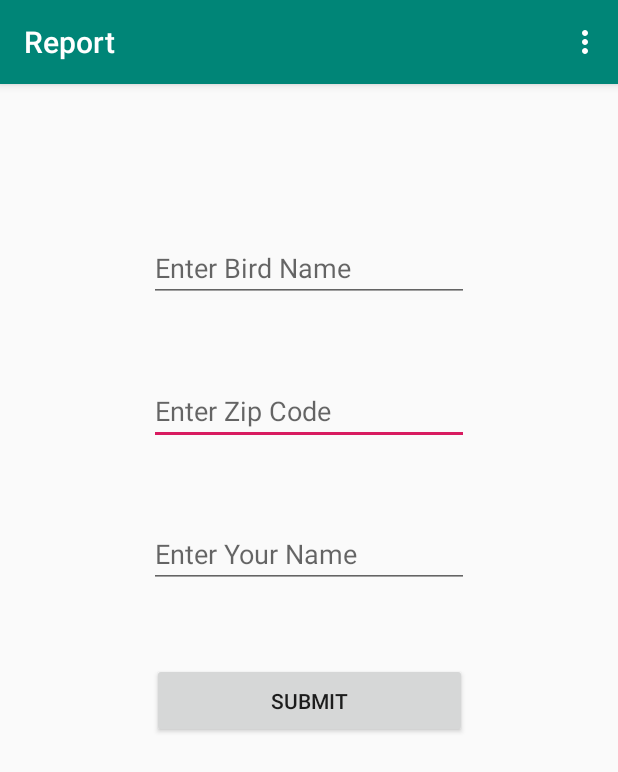
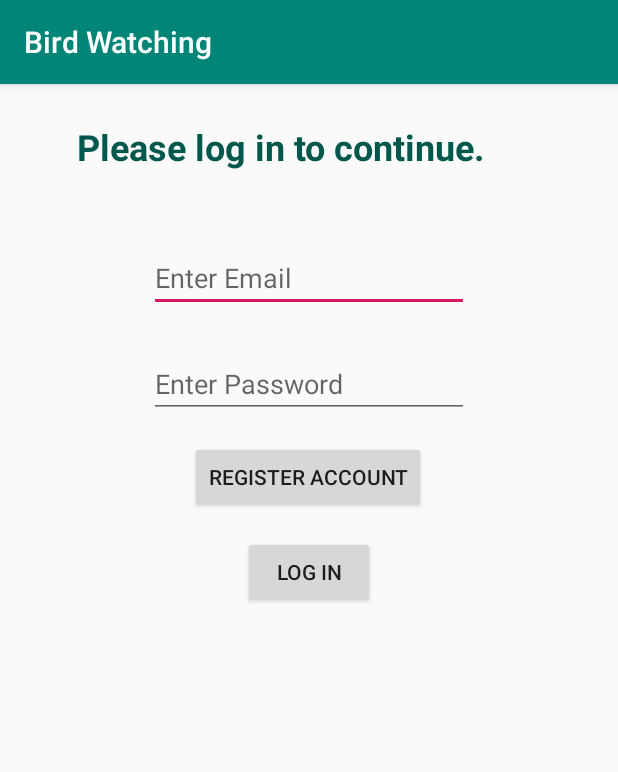
Before and after one commit to vishplease/BirdWatching, an Android app: the screen it shows after launch (MainActivity before the commit, LoginActivity after it), on a phone screen of 412 x 824 dp. Shown: the top 772 px of the screen. Run offline under Robolectric (Android 15) with nearby library versions, the phone set to English and light mode, and no system bars; our stand-ins replace Firebase (no records; nobody signed in at launch, a user with empty details on screens opened directly).

Commit message:
added login activity

```diff
--- a/app/build.gradle
+++ b/app/build.gradle
@@ -25,6 +25,7 @@ dependencies {
     implementation 'androidx.appcompat:appcompat:1.0.2'
     implementation 'androidx.constraintlayout:constraintlayout:1.1.3'
     implementation 'com.google.firebase:firebase-database:16.0.4'
+    implementation 'com.google.firebase:firebase-auth:16.0.5'
     testImplementation 'junit:junit:4.12'
     androidTestImplementation 'androidx.test:runner:1.1.1'
     androidTestImplementation 'androidx.test.espresso:espresso-core:3.1.1'
--- a/app/src/main/AndroidManifest.xml
+++ b/app/src/main/AndroidManifest.xml
@@ -9,8 +9,9 @@
         android:roundIcon="@mipmap/ic_launcher_round"
         android:supportsRtl="true"
         android:theme="@style/AppTheme">
-        <activity android:name=".Search"></activity>
-        <activity android:name=".MainActivity">
+        <activity android:name=".MainActivity"></activity>
+        <activity android:name=".Search" />
+        <activity android:name=".LoginActivity">
             <intent-filter>
                 <action android:name="android.intent.action.MAIN" />
 
--- /dev/null
+++ b/app/src/main/java/com/example/birdwatching/LoginActivity.java
@@ -0,0 +1,106 @@
+package com.example.birdwatching;
+
+import androidx.annotation.NonNull;
+import androidx.appcompat.app.AppCompatActivity;
+
+import android.content.Intent;
+import android.os.Bundle;
+import android.view.View;
+import android.widget.Button;
+import android.widget.EditText;
+import android.widget.TextView;
+import android.widget.Toast;
+
+import com.google.android.gms.tasks.OnCompleteListener;
+import com.google.android.gms.tasks.Task;
+import com.google.firebase.auth.AuthResult;
+import com.google.firebase.auth.FirebaseAuth;
+
+public class LoginActivity extends AppCompatActivity implements View.OnClickListener{
+
+    private FirebaseAuth mAuth;
+
+    TextView textViewHeadline;
+    EditText editTextEmail, editTextPassword;
+    Button buttonRegister, buttonLogIn;
+
+
+
+    @Override
+    protected void onCreate(Bundle savedInstanceState) {
+        super.onCreate(savedInstanceState);
+        setContentView(R.layout.activity_login);
+
+        textViewHeadline = findViewById(R.id.textViewHeadline);
+        editTextEmail = findViewById(R.id.editTextEmail);
+        editTextPassword = findViewById(R.id.editTextPassword);
+        buttonRegister = findViewById(R.id.buttonRegister);
+        buttonLogIn = findViewById(R.id.buttonLogIn);
+
+        buttonRegister.setOnClickListener(this);
+        buttonLogIn.setOnClickListener(this);
+
+        mAuth = FirebaseAuth.getInstance();
+
+
+
+    }
+
+    @Override
+    public void onClick(View v) {
+
+        if (v == buttonRegister){
+
+        } else if (v == buttonLogIn){
+
+        }
+
+    }
+
+    public void makeNewUsers (String email, String password ){
+        mAuth.createUserWithEmailAndPassword(email, password)
+                .addOnCompleteListener(this, new OnCompleteListener<AuthResult>() {
+                    @Override
+                    public void onComplete(@NonNull Task<AuthResult> task) {
+                        if (task.isSuccessful()) {
+                            Intent intent = new Intent(LoginActivity.this, MainActivity.class);
+                            startActivity(intent);
+                        } else {
+                            Toast.makeText(LoginActivity.this, task.getException().getMessage(), Toast.LENGTH_SHORT).show();
+                        }
+
+                    }
+                });
+
+    }
+
+
+    public void loginNewUsers (String email, String password){
+        mAuth.signInWithEmailAndPassword(email, password)
+                .addOnCompleteListener(this, new OnCompleteListener<AuthResult>() {
+                    @Override
+                    public void onComplete(@NonNull Task<AuthResult> task) {
+                        if (task.isSuccessful()) {
+                            // Take user to Upcoming Trips Activity when login is successful
+                            Intent intent = new Intent(LoginActivity.this, MainActivity.class);
+                            startActivity(intent);
+                        } else {
+                            // If sign in fails, display a message to the user.
+                            Toast.makeText(LoginActivity.this, task.getException().getMessage(), Toast.LENGTH_SHORT).show();
+                        }
+                    }
+                });
+    }
+
+    public void loginSuccess () {
+
+    }
+
+    public boolean passwordCheck() {
+        if (editTextPassword.getText().toString().length() < 6) {
+            Toast.makeText(LoginActivity.this, "Please enter a password at least 6 characters long.", Toast.LENGTH_SHORT).show();
+            return false;
+        } else return true;
+
+    }
+}
--- /dev/null
+++ b/app/src/main/res/layout/activity_login.xml
@@ -0,0 +1,67 @@
+<?xml version="1.0" encoding="utf-8"?>
+<androidx.constraintlayout.widget.ConstraintLayout xmlns:android="http://schemas.android.com/apk/res/android"
+    xmlns:app="http://schemas.android.com/apk/res-auto"
+    xmlns:tools="http://schemas.android.com/tools"
+    android:layout_width="match_parent"
+    android:layout_height="match_parent"
+    tools:context=".LoginActivity">
+
+
+    <EditText
+        android:id="@+id/editTextEmail"
+        android:layout_width="wrap_content"
+        android:layout_height="wrap_content"
+        android:layout_marginTop="25dp"
+        android:ems="10"
+        android:hint="@string/emailhint"
+        android:inputType="textPersonName"
+        app:layout_constraintEnd_toEndOf="parent"
+        app:layout_constraintStart_toStartOf="parent"
+        app:layout_constraintTop_toBottomOf="@+id/textViewHeadline" />
+
+    <EditText
+        android:id="@+id/editTextPassword"
+        android:layout_width="wrap_content"
+        android:layout_height="wrap_content"
+        android:layout_marginTop="25dp"
+        android:ems="10"
+        android:hint="@string/passwordhint"
+        android:inputType="textPassword"
+        app:layout_constraintEnd_toEndOf="parent"
+        app:layout_constraintStart_toStartOf="parent"
+        app:layout_constraintTop_toBottomOf="@+id/editTextEmail" />
+
+    <Button
+        android:id="@+id/buttonLogIn"
+        android:layout_width="wrap_content"
+        android:layout_height="wrap_content"
+        android:layout_marginTop="15dp"
+        android:text="@string/loginbutton"
+        app:layout_constraintEnd_toEndOf="parent"
+        app:layout_constraintStart_toStartOf="parent"
+        app:layout_constraintTop_toBottomOf="@+id/buttonRegister" />
+
+    <Button
+        android:id="@+id/buttonRegister"
+        android:layout_width="wrap_content"
+        android:layout_height="wrap_content"
+        android:layout_marginTop="15dp"
+        android:text="@string/registerbutton"
+        app:layout_constraintEnd_toEndOf="parent"
+        app:layout_constraintHorizontal_bias="0.498"
+        app:layout_constraintStart_toStartOf="parent"
+        app:layout_constraintTop_toBottomOf="@+id/editTextPassword" />
+
+    <TextView
+        android:id="@+id/textViewHeadline"
+        android:layout_width="309dp"
+        android:layout_height="56dp"
+        android:layout_marginTop="25dp"
+        android:text="@string/loginmessage"
+        android:textColor="?attr/actionModeSplitBackground"
+        android:textSize="24sp"
+        android:textStyle="bold"
+        app:layout_constraintEnd_toEndOf="parent"
+        app:layout_constraintStart_toStartOf="parent"
+        app:layout_constraintTop_toTopOf="parent" />
+</androidx.constraintlayout.widget.ConstraintLayout>
--- a/app/src/main/res/values/strings.xml
+++ b/app/src/main/res/values/strings.xml
@@ -21,5 +21,15 @@
 
     <string name="personnameresult">Bird Finder</string>
 
+    <string name="loginmessage">Please log in to continue.</string>
+
+    <string name="emailhint">Enter Email</string>
+
+    <string name="passwordhint">Enter Password</string>
+
+    <string name="registerbutton">Register Account</string>
+
+    <string name="loginbutton">Log In</string>
+
 
 </resources>
```
